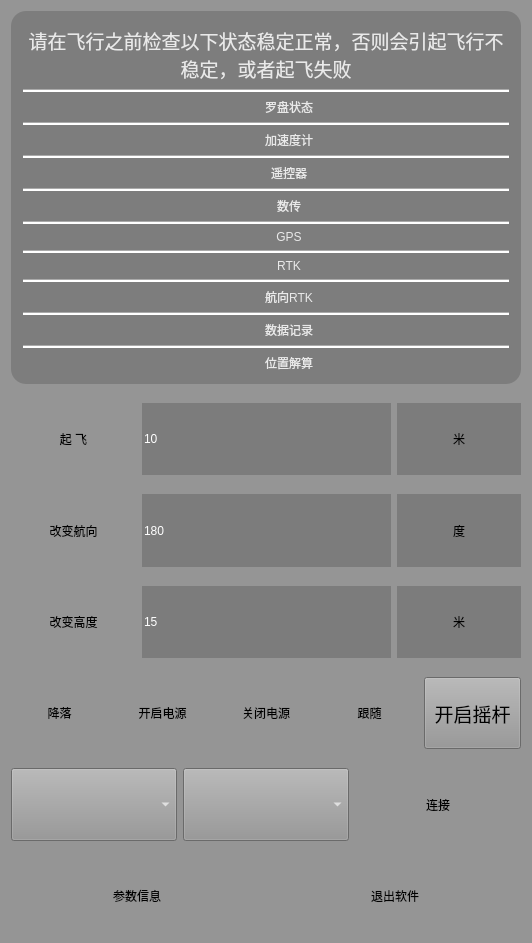
This is controls/dataparameterview.ui in 38277105/30GroundN as Qt 5 draws it before an edit. The edited form follows.
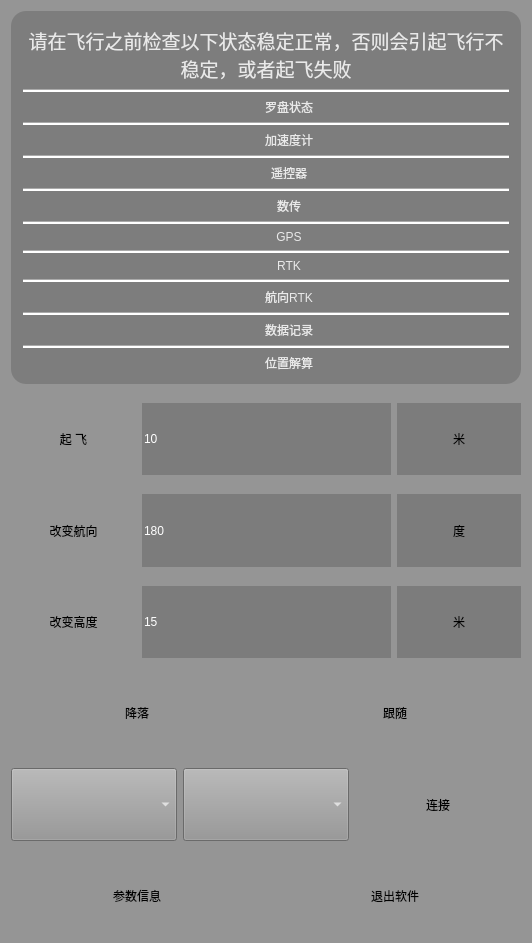
This is the edited form. Icons and pictures are not drawn. Custom widgets are drawn as their Qt base class.

Commit message: 去掉主电压监控、开启电源、关闭电源、开启摇杆

The edit to the form file:
```diff
--- a/controls/dataparameterview.ui
+++ b/controls/dataparameterview.ui
@@ -1274,54 +1274,6 @@
        </property>
       </widget>
      </item>
-     <item>
-      <widget class="QPushButton" name="btn_electric">
-       <property name="sizePolicy">
-        <sizepolicy hsizetype="Expanding" vsizetype="Expanding">
-         <horstretch>0</horstretch>
-         <verstretch>0</verstretch>
-        </sizepolicy>
-       </property>
-       <property name="maximumSize">
-        <size>
-         <width>9999</width>
-         <height>9999</height>
-        </size>
-       </property>
-       <property name="styleSheet">
-        <string notr="true">color:rgb(0, 0, 0);
-font: 14pt &quot;黑体&quot;;
-background-color: qlineargradient(spread:pad, x1:0.522124, y1:0, x2:0.506, y2:1,
-stop:0 rgba(225, 225, 225, 255),
-stop:1 rgba(185, 185, 185, 255));
-border-radius:8px;</string>
-       </property>
-       <property name="text">
-        <string>开启电源</string>
-       </property>
-      </widget>
-     </item>
-     <item>
-      <widget class="QPushButton" name="btn_electric_close">
-       <property name="sizePolicy">
-        <sizepolicy hsizetype="Expanding" vsizetype="Expanding">
-         <horstretch>0</horstretch>
-         <verstretch>0</verstretch>
-        </sizepolicy>
-       </property>
-       <property name="styleSheet">
-        <string notr="true">color:rgb(0, 0, 0);
-font: 14pt &quot;黑体&quot;;
-background-color: qlineargradient(spread:pad, x1:0.522124, y1:0, x2:0.506, y2:1,
-stop:0 rgba(225, 225, 225, 255),
-stop:1 rgba(185, 185, 185, 255));
-border-radius:8px;</string>
-       </property>
-       <property name="text">
-        <string>关闭电源</string>
-       </property>
-      </widget>
-     </item>
      <item>
       <widget class="QPushButton" name="btn_follow">
        <property name="sizePolicy">
@@ -1358,31 +1310,6 @@
        </property>
       </widget>
      </item>
-     <item>
-      <widget class="QPushButton" name="btn_stick">
-       <property name="sizePolicy">
-        <sizepolicy hsizetype="Expanding" vsizetype="Expanding">
-         <horstretch>0</horstretch>
-         <verstretch>0</verstretch>
-        </sizepolicy>
-       </property>
-       <property name="maximumSize">
-        <size>
-         <width>9999</width>
-         <height>9999</height>
-        </size>
-       </property>
-       <property name="font">
-        <font>
-         <family>黑体</family>
-         <pointsize>14</pointsize>
-        </font>
-       </property>
-       <property name="text">
-        <string>开启摇杆</string>
-       </property>
-      </widget>
-     </item>
     </layout>
    </item>
    <item>
```
The commit also changes 15 other files.
